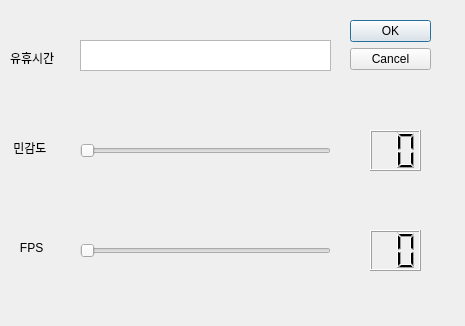
synml/motion-detector, file setOptionDialog.ui: the form before one commit.
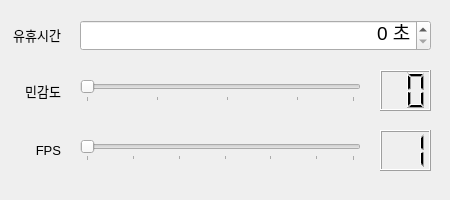
The form after the commit.

Commit message: 옵션 설정 다이얼로그 수정

Patch:
```diff
--- a/setOptionDialog.ui
+++ b/setOptionDialog.ui
@@ -6,58 +6,52 @@
    <rect>
     <x>0</x>
     <y>0</y>
-    <width>465</width>
-    <height>326</height>
+    <width>450</width>
+    <height>200</height>
    </rect>
   </property>
+  <property name="minimumSize">
+   <size>
+    <width>450</width>
+    <height>200</height>
+   </size>
+  </property>
+  <property name="maximumSize">
+   <size>
+    <width>450</width>
+    <height>200</height>
+   </size>
+  </property>
   <property name="windowTitle">
    <string>Dialog</string>
   </property>
-  <widget class="QDialogButtonBox" name="buttonBox">
-   <property name="geometry">
-    <rect>
-     <x>350</x>
-     <y>20</y>
-     <width>81</width>
-     <height>71</height>
-    </rect>
-   </property>
-   <property name="orientation">
-    <enum>Qt::Vertical</enum>
-   </property>
-   <property name="standardButtons">
-    <set>QDialogButtonBox::Cancel|QDialogButtonBox::Ok</set>
-   </property>
-  </widget>
   <widget class="QLabel" name="label">
    <property name="geometry">
     <rect>
-     <x>10</x>
-     <y>50</y>
-     <width>64</width>
-     <height>15</height>
+     <x>0</x>
+     <y>19</y>
+     <width>61</width>
+     <height>31</height>
     </rect>
    </property>
+   <property name="font">
+    <font>
+     <pointsize>10</pointsize>
+    </font>
+   </property>
    <property name="text">
     <string>유휴시간</string>
    </property>
-  </widget>
-  <widget class="QTextEdit" name="textEdit">
-   <property name="geometry">
-    <rect>
-     <x>80</x>
-     <y>40</y>
-     <width>251</width>
-     <height>31</height>
-    </rect>
+   <property name="alignment">
+    <set>Qt::AlignRight|Qt::AlignTrailing|Qt::AlignVCenter</set>
    </property>
   </widget>
   <widget class="QSlider" name="threshold">
    <property name="geometry">
     <rect>
      <x>80</x>
-     <y>140</y>
-     <width>251</width>
+     <y>80</y>
+     <width>281</width>
      <height>22</height>
     </rect>
    </property>
@@ -73,37 +67,54 @@
    <property name="pageStep">
     <number>1</number>
    </property>
+   <property name="sliderPosition">
+    <number>1</number>
+   </property>
    <property name="tracking">
     <bool>false</bool>
    </property>
    <property name="orientation">
     <enum>Qt::Horizontal</enum>
    </property>
+   <property name="tickPosition">
+    <enum>QSlider::TicksBelow</enum>
+   </property>
+   <property name="tickInterval">
+    <number>5</number>
+   </property>
   </widget>
   <widget class="QLabel" name="label_2">
    <property name="geometry">
     <rect>
-     <x>10</x>
-     <y>140</y>
-     <width>64</width>
-     <height>15</height>
+     <x>0</x>
+     <y>70</y>
+     <width>61</width>
+     <height>41</height>
     </rect>
    </property>
+   <property name="font">
+    <font>
+     <pointsize>10</pointsize>
+    </font>
+   </property>
    <property name="layoutDirection">
     <enum>Qt::LeftToRight</enum>
    </property>
    <property name="text">
-    <string> 민감도</string>
+    <string>민감도</string>
    </property>
    <property name="textFormat">
     <enum>Qt::AutoText</enum>
    </property>
+   <property name="alignment">
+    <set>Qt::AlignRight|Qt::AlignTrailing|Qt::AlignVCenter</set>
+   </property>
   </widget>
   <widget class="QLCDNumber" name="thresholdLCD">
    <property name="geometry">
     <rect>
-     <x>370</x>
-     <y>130</y>
+     <x>380</x>
+     <y>70</y>
      <width>51</width>
      <height>41</height>
     </rect>
@@ -116,9 +127,9 @@
    <property name="geometry">
     <rect>
      <x>80</x>
-     <y>240</y>
-     <width>251</width>
-     <height>22</height>
+     <y>140</y>
+     <width>281</width>
+     <height>21</height>
     </rect>
    </property>
    <property name="minimum">
@@ -139,12 +150,18 @@
    <property name="orientation">
     <enum>Qt::Horizontal</enum>
    </property>
+   <property name="tickPosition">
+    <enum>QSlider::TicksBelow</enum>
+   </property>
+   <property name="tickInterval">
+    <number>5</number>
+   </property>
   </widget>
   <widget class="QLCDNumber" name="fpsLCD">
    <property name="geometry">
     <rect>
-     <x>370</x>
-     <y>230</y>
+     <x>380</x>
+     <y>130</y>
      <width>51</width>
      <height>41</height>
     </rect>
@@ -152,24 +169,60 @@
    <property name="digitCount">
     <number>2</number>
    </property>
+   <property name="value" stdset="0">
+    <double>1.000000000000000</double>
+   </property>
   </widget>
   <widget class="QLabel" name="label_3">
    <property name="geometry">
     <rect>
-     <x>10</x>
-     <y>240</y>
-     <width>64</width>
-     <height>15</height>
+     <x>0</x>
+     <y>130</y>
+     <width>61</width>
+     <height>41</height>
     </rect>
    </property>
+   <property name="font">
+    <font>
+     <pointsize>10</pointsize>
+    </font>
+   </property>
    <property name="layoutDirection">
     <enum>Qt::LeftToRight</enum>
    </property>
    <property name="text">
-    <string>   FPS</string>
+    <string>FPS</string>
    </property>
    <property name="textFormat">
     <enum>Qt::AutoText</enum>
+   </property>
+   <property name="alignment">
+    <set>Qt::AlignRight|Qt::AlignTrailing|Qt::AlignVCenter</set>
+   </property>
+  </widget>
+  <widget class="QSpinBox" name="idleTime">
+   <property name="geometry">
+    <rect>
+     <x>80</x>
+     <y>20</y>
+     <width>351</width>
+     <height>31</height>
+    </rect>
+   </property>
+   <property name="font">
+    <font>
+     <family>Arial</family>
+     <pointsize>14</pointsize>
+    </font>
+   </property>
+   <property name="alignment">
+    <set>Qt::AlignRight|Qt::AlignTrailing|Qt::AlignVCenter</set>
+   </property>
+   <property name="suffix">
+    <string> 초</string>
+   </property>
+   <property name="value">
+    <number>0</number>
    </property>
   </widget>
  </widget>
```
Left out of the diff: 37 changed lines with no effect on the pictures. The commit also changes 1 other file.
